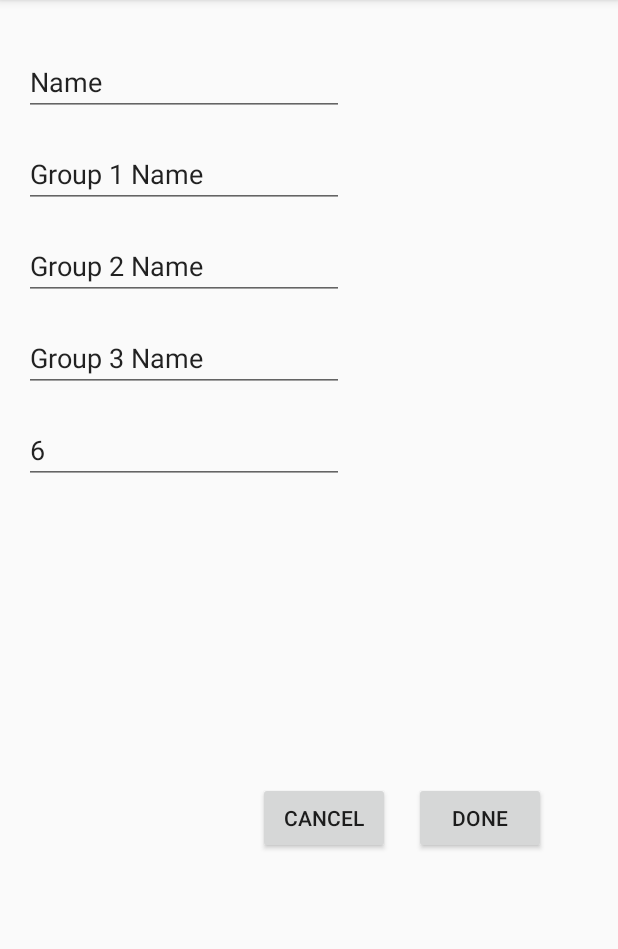
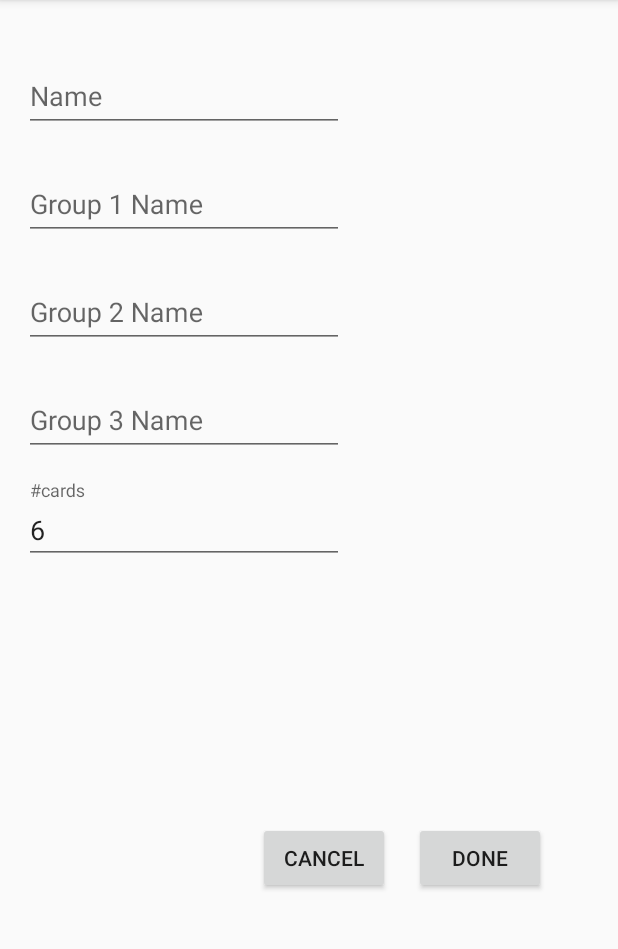
Before and after one commit to giladgotman/celebs, an Android app: the CreateGameFragment screen opened through its navigation route, after a tap on "DONE", on a phone screen of 412 x 824 dp, the part 84-1033 px from its top. Run offline under Robolectric (Android 15) with nearby library versions, the light colour scheme and no system bars; our stand-ins replace Firebase (no records; nobody signed in at launch, a user with empty details on screens opened directly), RxJava, Timber.

Commit message:
use material input text

```diff
--- a/app/src/main/java/com/gggames/celebs/presentation/CreateGameFragment.kt
+++ b/app/src/main/java/com/gggames/celebs/presentation/CreateGameFragment.kt
@@ -47,18 +47,18 @@ class CreateGameFragment : Fragment() {
 
         view.findViewById<Button>(R.id.buttonDone).setOnClickListener {
             val now = System.currentTimeMillis()
-            val cardsCount = cardsAmount.text.toString().toInt()
+            val cardsCount = cardsAmount.editText?.text.toString().toInt()
             val groupList = mutableListOf<Group>()
-            if (groupName1.text.isNotEmpty()) {
-                groupList.add(Group(groupName1.text.toString(), emptyList()))
+            if (groupName1.editText?.text?.isNotEmpty() == true) {
+                groupList.add(Group(groupName1.editText?.text.toString(), emptyList()))
             }
-            if (groupName2.text.isNotEmpty()) {
-                groupList.add(Group(groupName2.text.toString(), emptyList()))
+            if (groupName2.editText?.text?.isNotEmpty() == true) {
+                groupList.add(Group(groupName2.editText?.text.toString(), emptyList()))
             }
-            if (groupName3.text.isNotEmpty()) {
-                groupList.add(Group(groupName3.text.toString(), emptyList()))
+            if (groupName3.editText?.text?.isNotEmpty() == true) {
+                groupList.add(Group(groupName3.editText?.text.toString(), emptyList()))
             }
-            val game = Game("${gameName.text}_$now", gameName.text.toString(), now, cardsCount, groupList)
+            val game = Game("${gameName.editText?.text}$now", gameName.editText?.text.toString(), now, cardsCount, groupList)
 
             addGameUseCase(game)
         }
--- a/app/src/main/res/layout/fragment_create_game.xml
+++ b/app/src/main/res/layout/fragment_create_game.xml
@@ -10,60 +10,90 @@
     android:paddingTop="@dimen/medium_margin"
     >
 
-    <EditText
+    <com.google.android.material.textfield.TextInputLayout
         android:id="@+id/gameName"
+        app:layout_constraintStart_toStartOf="parent"
+        app:layout_constraintTop_toTopOf="parent"
         android:layout_width="wrap_content"
         android:layout_height="wrap_content"
-        android:ems="10"
-        android:inputType="textPersonName"
-        android:text="@string/create_game_name"
-        app:layout_constraintStart_toStartOf="parent"
-        app:layout_constraintTop_toTopOf="parent" />
+        >
+        <com.google.android.material.textfield.TextInputEditText
+            android:layout_width="wrap_content"
+            android:layout_height="wrap_content"
+            android:ems="10"
+            android:inputType="textPersonName"
+            android:hint="@string/create_game_name"
+            />
+    </com.google.android.material.textfield.TextInputLayout>
 
-    <EditText
+    <com.google.android.material.textfield.TextInputLayout
         android:id="@+id/groupName1"
         android:layout_width="wrap_content"
         android:layout_height="wrap_content"
-        android:ems="10"
-        android:inputType="textPersonName"
         android:layout_marginTop="@dimen/default_margin"
-        android:text="@string/create_game_group_1_name"
         app:layout_constraintStart_toStartOf="parent"
-        app:layout_constraintTop_toBottomOf="@+id/gameName" />
+        app:layout_constraintTop_toBottomOf="@+id/gameName"
+        >
+        <com.google.android.material.textfield.TextInputEditText
+            android:layout_width="wrap_content"
+            android:layout_height="wrap_content"
+            android:ems="10"
+            android:inputType="textPersonName"
+            android:hint="@string/create_game_group_1_name"
+            />
+    </com.google.android.material.textfield.TextInputLayout>
 
-    <EditText
+    <com.google.android.material.textfield.TextInputLayout
         android:id="@+id/groupName2"
         android:layout_width="wrap_content"
         android:layout_height="wrap_content"
-        android:ems="10"
-        android:inputType="textPersonName"
         android:layout_marginTop="@dimen/default_margin"
-        android:text="@string/create_game_group_2_name"
         app:layout_constraintStart_toStartOf="parent"
-        app:layout_constraintTop_toBottomOf="@+id/groupName1" />
+        app:layout_constraintTop_toBottomOf="@+id/groupName1"
+        >
+        <com.google.android.material.textfield.TextInputEditText
+            android:layout_width="wrap_content"
+            android:layout_height="wrap_content"
+            android:ems="10"
+            android:inputType="textPersonName"
+            android:hint="@string/create_game_group_2_name"
+            />
+    </com.google.android.material.textfield.TextInputLayout>
 
-    <EditText
+    <com.google.android.material.textfield.TextInputLayout
         android:id="@+id/groupName3"
         android:layout_width="wrap_content"
         android:layout_height="wrap_content"
-        android:ems="10"
-        android:inputType="textPersonName"
         android:layout_marginTop="@dimen/default_margin"
-        android:text="@string/create_game_group_3_name"
         app:layout_constraintStart_toStartOf="parent"
-        app:layout_constraintTop_toBottomOf="@+id/groupName2" />
+        app:layout_constraintTop_toBottomOf="@+id/groupName2"
+        >
+        <com.google.android.material.textfield.TextInputEditText
+            android:layout_width="wrap_content"
+            android:layout_height="wrap_content"
+            android:ems="10"
+            android:inputType="textPersonName"
+            android:hint="@string/create_game_group_3_name"
+            />
+    </com.google.android.material.textfield.TextInputLayout>
 
-    <EditText
+    <com.google.android.material.textfield.TextInputLayout
         android:id="@+id/cardsAmount"
         android:layout_width="wrap_content"
         android:layout_height="wrap_content"
-        android:ems="10"
-        android:hint="@string/create_game_num_cards"
-        android:text="6"
-        android:inputType="number"
         android:layout_marginTop="@dimen/default_margin"
         app:layout_constraintStart_toStartOf="parent"
-        app:layout_constraintTop_toBottomOf="@+id/groupName3" />
+        app:layout_constraintTop_toBottomOf="@+id/groupName3"
+        >
+        <com.google.android.material.textfield.TextInputEditText
+            android:layout_width="wrap_content"
+            android:layout_height="wrap_content"
+            android:ems="10"
+            android:inputType="number"
+            android:text="6"
+            android:hint="@string/create_game_num_cards"
+            />
+    </com.google.android.material.textfield.TextInputLayout>
 
 
     <Button
@@ -85,4 +115,6 @@
         android:layout_marginEnd="@dimen/default_margin"
         app:layout_constraintBaseline_toBaselineOf="@id/buttonDone"
         />
+
+
 </androidx.constraintlayout.widget.ConstraintLayout>
```
